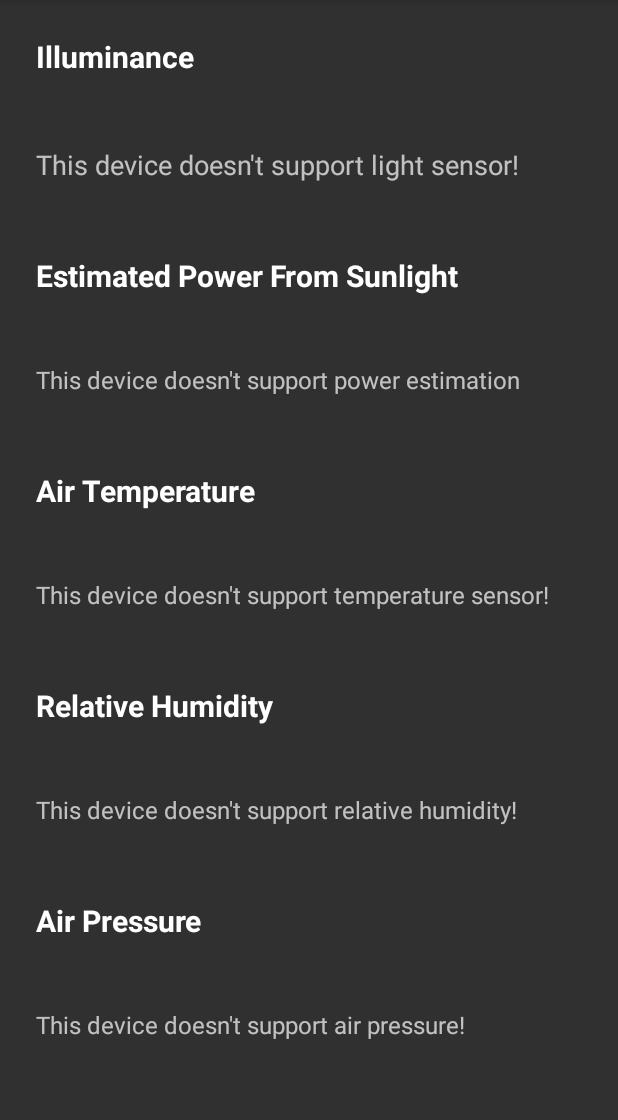
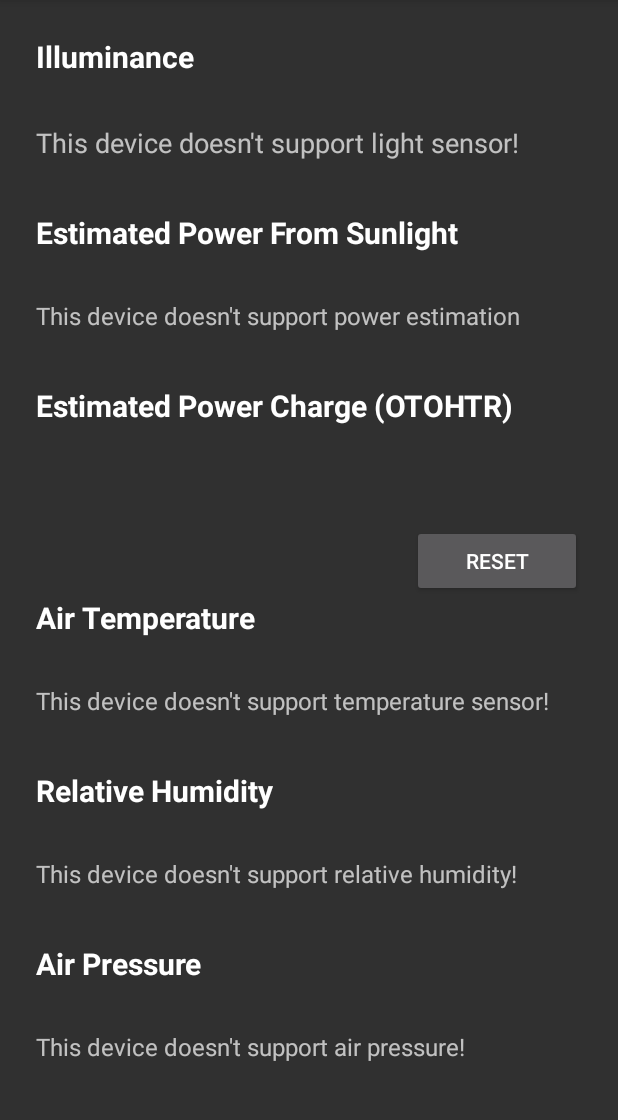
Before and after one commit to tyc222/Andriod_Sensors, an Android app: the screen it shows after launch (MainActivity), on a phone screen of 412 x 824 dp, the part 84-1204 px from its top. Run offline under Robolectric (Android 15) with nearby library versions, the phone set to English and light mode, and no system bars.

Commit message:
Add new Textview and button for new variable

```diff
--- a/app/src/main/res/layout/activity_main.xml
+++ b/app/src/main/res/layout/activity_main.xml
@@ -54,6 +54,43 @@
             android:layout_height="match_parent"
             android:textSize="16sp"
             android:layout_weight="1" />
+
+    </LinearLayout>
+
+    <LinearLayout
+        android:layout_width="match_parent"
+        android:layout_height="wrap_content"
+        android:layout_weight=".25"
+
+        android:orientation="vertical">
+
+        <TextView
+            android:layout_width="wrap_content"
+            android:layout_height="match_parent"
+            android:layout_weight="1"
+            android:text="@string/estimated_power_charge_otohtr"
+            android:textColor="@android:color/white"
+            android:textSize="20sp"
+            android:textStyle="bold" />
+
+        <LinearLayout
+            android:layout_width="match_parent"
+            android:layout_height="wrap_content"
+            android:orientation="horizontal">
+        <TextView
+            android:id="@+id/estimate_power_OTOHTR"
+            android:layout_width="wrap_content"
+            android:layout_height="match_parent"
+            android:textSize="16sp"
+            android:layout_weight="5" />
+
+        <Button
+            android:id="@+id/reset"
+            android:layout_width="wrap_content"
+            android:layout_height="match_parent"
+            android:layout_weight=".5"
+            android:text="@string/reset" />
+        </LinearLayout>
     </LinearLayout>
 
     <LinearLayout
--- a/app/src/main/res/values/strings.xml
+++ b/app/src/main/res/values/strings.xml
@@ -6,4 +6,6 @@
     <string name="air_pressure">Air Pressure</string>
     <string name="estimate_power">Estimated Power From Sunlight</string>
     <string name="exit">Exit</string>
+    <string name="estimated_power_charge_otohtr">Estimated Power Charge (OTOHTR)</string>
+    <string name="reset">Reset</string>
 </resources>
```
